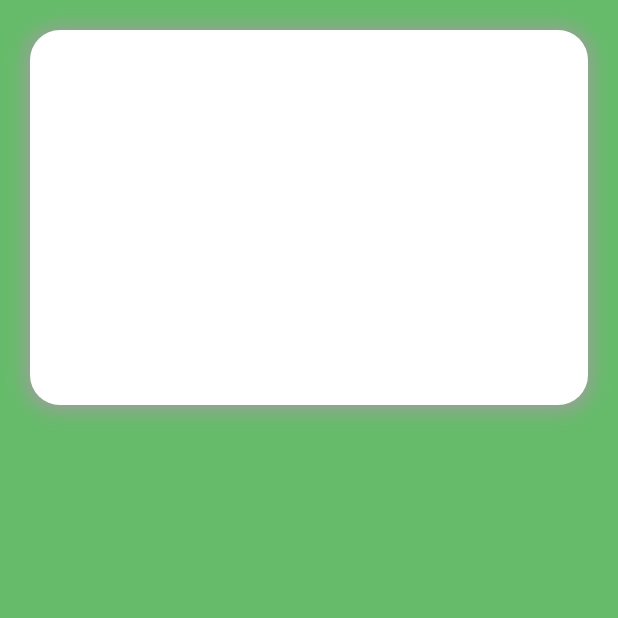
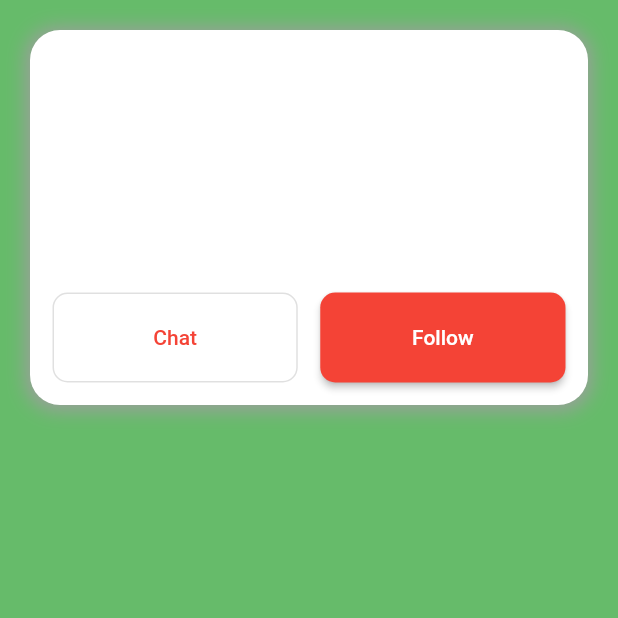
Before and after one commit to riskawidarsono/layout, a Flutter app: the screen it shows after launch, on a phone screen of 412 x 824 dp, the top half of it. Run offline on Flutter 3.47's test engine with Material 2 defaults, Android fonts, the phone set to English and light mode, and no system bars.

Commit message:
Design RaisedButton and outlineButton

```diff
--- a/layout/lib/presentastion/profile/profile_page.dart
+++ b/layout/lib/presentastion/profile/profile_page.dart
@@ -15,8 +15,10 @@ class _ProfilePageState extends State<ProfilePage> {
       body: SafeArea(
         child: Container(
           child: Container(
+            width: double.infinity,
             height: 250,
             margin: EdgeInsets.all(20),
+            padding: EdgeInsets.all(15),
             decoration: BoxDecoration(
               boxShadow: [
                 BoxShadow(
@@ -29,6 +31,53 @@ class _ProfilePageState extends State<ProfilePage> {
               color: Colors.white,
               borderRadius: BorderRadius.circular(20),
             ),
+            child: Column(
+              crossAxisAlignment: CrossAxisAlignment.start,
+              children: [
+                Container(
+                  height: 160,
+                ),
+                Flexible(
+                  child: Container(
+                    child: Row(
+                      crossAxisAlignment: CrossAxisAlignment.stretch,
+                      children: [
+                        Expanded(
+                          flex: 1,
+                          child: OutlineButton(
+                            shape: RoundedRectangleBorder(
+                              borderRadius: BorderRadius.circular(10),
+                            ),
+                            onPressed: () {},
+                            child: Text(
+                              "Chat",
+                              style: TextStyle(color: Colors.red),
+                            ),
+                          ),
+                        ),
+                        SizedBox(
+                          width: 15,
+                        ),
+                        Expanded(
+                          flex: 1,
+                          child: RaisedButton(
+                            color: Colors.red,
+                            shape: RoundedRectangleBorder(
+                              borderRadius: BorderRadius.circular(10),
+                            ),
+                            onPressed: () {},
+                            child: Text(
+                              "Follow",
+                              style: TextStyle(color: Colors.white),
+                            ),
+                          ),
+                        ),
+                      ],
+                    ),
+                  ),
+                ),
+              ],
+            ),
           ),
         ),
       ),
```
